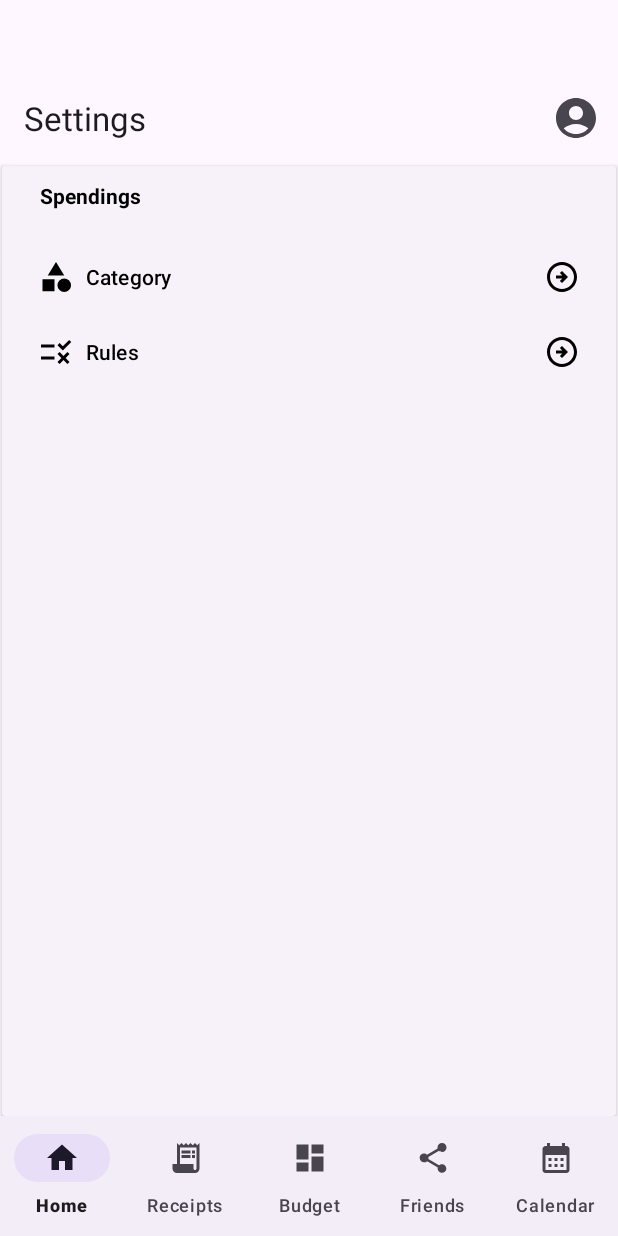
After one commit to ThatJustin/budget-lens, an Android app: the SettingsActivity screen opened directly, with no data from a screen before it, on a phone screen of 412 x 824 dp. The commit adds this screen. Run offline under Robolectric (Android 15) with nearby library versions, the phone set to English and light mode, and no system bars.

Commit message:
feat: Setting page with category and rules button tabs

```diff
--- a/app/build.gradle
+++ b/app/build.gradle
@@ -101,6 +101,7 @@ dependencies {
     implementation 'com.google.code.gson:gson:2.8.9'
     implementation 'com.github.bumptech.glide:glide:4.14.2'
     implementation 'com.android.car.ui:car-ui-lib:2.0.0'
+    implementation 'androidx.appcompat:appcompat:1.5.1'
     annotationProcessor 'com.github.bumptech.glide:compiler:4.14.2'
     implementation 'androidx.test.ext:junit-ktx:1.1.3'
 
--- a/app/src/main/AndroidManifest.xml
+++ b/app/src/main/AndroidManifest.xml
@@ -84,6 +84,13 @@
                 android:value="" />
         </activity>
         <activity
+            android:name=".settings.SettingsActivity"
+            android:exported="true">
+            <meta-data
+                android:name="android.app.lib_name"
+                android:value="" />
+        </activity>
+        <activity
             android:name=".login.password_reset.NewPasswordActivity"
             android:exported="true">
             <meta-data
--- a/app/src/main/java/com/codenode/budgetlens/common/ActivityName.kt
+++ b/app/src/main/java/com/codenode/budgetlens/common/ActivityName.kt
@@ -1,5 +1,5 @@
 package com.codenode.budgetlens.common
 
 enum class ActivityName {
-    HOME, RECEIPTS, BUDGET, FRIENDS, CALENDAR
+    HOME, RECEIPTS, BUDGET, FRIENDS, CALENDAR, SETTINGS
 }
--- a/app/src/main/java/com/codenode/budgetlens/common/CommonComponents.kt
+++ b/app/src/main/java/com/codenode/budgetlens/common/CommonComponents.kt
@@ -16,6 +16,7 @@ import com.codenode.budgetlens.data.UserProfile
 import com.codenode.budgetlens.home.HomePageActivity
 import com.codenode.budgetlens.login.LoginActivity
 import com.codenode.budgetlens.receipts.ReceiptsListPageActivity
+import com.codenode.budgetlens.settings.SettingsActivity
 import com.google.android.material.appbar.MaterialToolbar
 import com.google.android.material.bottomnavigation.BottomNavigationView
 import okhttp3.*
@@ -152,6 +153,12 @@ class CommonComponents {
                         }
                         true
                     }
+                    R.id.settings -> {
+                        val intent: Intent = Intent(context, SettingsActivity::class.java)
+                        context.startActivity(intent)
+                        BearerToken.getToken(context)
+                        true
+                    }
                     R.id.logout -> {
                         val intent: Intent = Intent(context, LoginActivity::class.java)
 
--- /dev/null
+++ b/app/src/main/java/com/codenode/budgetlens/settings/SettingsActivity.kt
@@ -0,0 +1,26 @@
+package com.codenode.budgetlens.settings
+
+import androidx.appcompat.app.AppCompatActivity
+import android.os.Bundle
+import androidx.activity.OnBackPressedCallback
+import com.codenode.budgetlens.R
+import com.codenode.budgetlens.common.ActivityName
+import com.codenode.budgetlens.common.CommonComponents
+
+class SettingsActivity : AppCompatActivity() {
+    override fun onCreate(savedInstanceState: Bundle?) {
+        super.onCreate(savedInstanceState)
+        setContentView(R.layout.activity_settings)
+
+        CommonComponents.handleTopAppBar(this.window.decorView, this, layoutInflater)
+        CommonComponents.handleNavigationBar(ActivityName.SETTINGS, this, this.window.decorView)
+//
+//        onBackPressedDispatcher.addCallback(
+//            this /* lifecycle owner */,
+//            object : OnBackPressedCallback(true) {
+//                override fun handleOnBackPressed() {
+//                    moveTaskToBack(true)
+//                }
+//            })
+    }
+}
--- /dev/null
+++ b/app/src/main/res/drawable/ic_baseline_category_24.xml
@@ -0,0 +1,7 @@
+<vector android:height="24dp" android:tint="#000000"
+    android:viewportHeight="24" android:viewportWidth="24"
+    android:width="24dp" xmlns:android="http://schemas.android.com/apk/res/android">
+    <path android:fillColor="@android:color/white" android:pathData="M12,2l-5.5,9h11z"/>
+    <path android:fillColor="@android:color/white" android:pathData="M17.5,17.5m-4.5,0a4.5,4.5 0,1 1,9 0a4.5,4.5 0,1 1,-9 0"/>
+    <path android:fillColor="@android:color/white" android:pathData="M3,13.5h8v8H3z"/>
+</vector>
--- /dev/null
+++ b/app/src/main/res/drawable/ic_baseline_rule_24.xml
@@ -0,0 +1,5 @@
+<vector android:autoMirrored="true" android:height="24dp"
+    android:tint="#000000" android:viewportHeight="24"
+    android:viewportWidth="24" android:width="24dp" xmlns:android="http://schemas.android.com/apk/res/android">
+    <path android:fillColor="@android:color/white" android:pathData="M16.54,11L13,7.46l1.41,-1.41l2.12,2.12l4.24,-4.24l1.41,1.41L16.54,11zM11,7H2v2h9V7zM21,13.41L19.59,12L17,14.59L14.41,12L13,13.41L15.59,16L13,18.59L14.41,20L17,17.41L19.59,20L21,18.59L18.41,16L21,13.41zM11,15H2v2h9V15z"/>
+</vector>
--- /dev/null
+++ b/app/src/main/res/drawable/ic_outline_arrow_circle_right_24.xml
@@ -0,0 +1,5 @@
+<vector android:height="24dp" android:tint="#000000"
+    android:viewportHeight="24" android:viewportWidth="24"
+    android:width="24dp" xmlns:android="http://schemas.android.com/apk/res/android">
+    <path android:fillColor="@android:color/white" android:pathData="M22,12c0,-5.52 -4.48,-10 -10,-10C6.48,2 2,6.48 2,12s4.48,10 10,10C17.52,22 22,17.52 22,12zM4,12c0,-4.42 3.58,-8 8,-8c4.42,0 8,3.58 8,8s-3.58,8 -8,8C7.58,20 4,16.42 4,12zM16,12l-4,4l-1.41,-1.41L12.17,13H8v-2h4.17l-1.59,-1.59L12,8L16,12z"/>
+</vector>
--- /dev/null
+++ b/app/src/main/res/layout/activity_settings.xml
@@ -0,0 +1,80 @@
+<?xml version="1.0" encoding="utf-8"?>
+<androidx.constraintlayout.widget.ConstraintLayout xmlns:android="http://schemas.android.com/apk/res/android"
+    xmlns:app="http://schemas.android.com/apk/res-auto"
+    xmlns:tools="http://schemas.android.com/tools"
+    android:layout_width="match_parent"
+    android:layout_height="match_parent"
+    tools:context=".settings.SettingsActivity">
+
+    <com.google.android.material.bottomnavigation.BottomNavigationView
+        android:id="@+id/bottom_navigation"
+        android:layout_width="match_parent"
+        android:layout_height="wrap_content"
+        app:labelVisibilityMode="labeled"
+        app:layout_constraintBottom_toBottomOf="parent"
+        app:layout_constraintEnd_toEndOf="parent"
+        app:layout_constraintStart_toStartOf="parent"
+        app:layout_constraintTop_toTopOf="parent"
+        app:layout_constraintVertical_bias="1.0"
+        app:menu="@menu/bottom_nav_menu" />
+
+    <com.google.android.material.appbar.MaterialToolbar
+        android:id="@+id/topAppBar"
+        android:layout_width="match_parent"
+        android:layout_height="?attr/actionBarSize"
+        android:layout_marginBottom="667dp"
+        app:layout_constraintBottom_toBottomOf="parent"
+        app:layout_constraintEnd_toEndOf="parent"
+        app:layout_constraintStart_toStartOf="parent"
+        app:layout_constraintTop_toTopOf="parent"
+        app:menu="@menu/top_app_bar"
+        app:title="Settings" />
+
+    <androidx.cardview.widget.CardView
+        android:layout_width="409dp"
+        android:layout_height="0dp"
+        android:layout_marginStart="1dp"
+        android:layout_marginEnd="1dp"
+        app:cardBackgroundColor="#f7f2f9"
+        app:layout_constraintBottom_toTopOf="@+id/bottom_navigation"
+        app:layout_constraintEnd_toEndOf="parent"
+        app:layout_constraintStart_toStartOf="parent"
+        app:layout_constraintTop_toBottomOf="@+id/topAppBar" >
+
+        <TextView
+            android:id="@+id/spendings"
+            android:layout_width="190dp"
+            android:layout_height="wrap_content"
+            android:layout_marginStart="25dp"
+            android:layout_marginTop="10dp"
+            android:text="Spendings"
+            android:textColor="#000000"
+            android:textSize="14sp"
+            android:textStyle="bold"/>
+
+        <Button
+            android:id="@+id/category"
+            android:layout_width="match_parent"
+            android:layout_height="wrap_content"
+            android:backgroundTint="#f7f2f9"
+            android:drawableLeft="@drawable/ic_baseline_category_24"
+            android:drawableRight="@drawable/ic_outline_arrow_circle_right_24"
+            android:gravity="center_vertical"
+            android:text="Category"
+            android:textColor="#000000"
+            android:translationY="50dp" />
+
+        <Button
+            android:id="@+id/rules"
+            android:layout_width="match_parent"
+            android:layout_height="wrap_content"
+            android:backgroundTint="#f7f2f9"
+            android:drawableLeft="@drawable/ic_baseline_rule_24"
+            android:drawableRight="@drawable/ic_outline_arrow_circle_right_24"
+            android:gravity="center_vertical"
+            android:text="Rules"
+            android:textColor="#000000"
+            android:translationY="100dp" />
+
+    </androidx.cardview.widget.CardView>
+</androidx.constraintlayout.widget.ConstraintLayout>
--- a/app/src/main/res/menu/top_app_bar.xml
+++ b/app/src/main/res/menu/top_app_bar.xml
@@ -18,6 +18,10 @@
                 android:title="Edit Profile" />
 
             <item
+                android:id="@+id/settings"
+                android:icon="@drawable/car_ui_icon_settings"
+                android:title="Settings" />
+            <item
                 android:id="@+id/logout"
                 android:title="Logout"
                 android:icon="@drawable/ic_baseline_logout_24"/>
--- a/app/src/main/res/values/strings.xml
+++ b/app/src/main/res/values/strings.xml
@@ -35,4 +35,13 @@
     <string name="sort_by">Sort By</string>
     <string name="filter">Filter</string>
     <string name="search">Search</string>
+    <string name="title_activity_settings">settings</string>
+    <!-- Strings used for fragments for navigation -->
+    <string name="first_fragment_label">First Fragment</string>
+    <string name="second_fragment_label">Second Fragment</string>
+    <string name="next">Next</string>
+    <string name="previous">Previous</string>
+
+    <string name="hello_first_fragment">Hello first fragment</string>
+    <string name="hello_second_fragment">Hello second fragment. Arg: %1$s</string>
 </resources>
--- a/app/src/main/res/values/themes.xml
+++ b/app/src/main/res/values/themes.xml
@@ -31,4 +31,10 @@
         <item name="android:windowNoTitle">true</item>
         <item name="android:windowIsFloating">true</item>
     </style>
+    <style name="Theme.BudgetLens.NoActionBar">
+        <item name="windowActionBar">false</item>
+        <item name="windowNoTitle">true</item>
+    </style>
+    <style name="Theme.BudgetLens.AppBarOverlay" parent="ThemeOverlay.AppCompat.Dark.ActionBar" />
+    <style name="Theme.BudgetLens.PopupOverlay" parent="ThemeOverlay.AppCompat.Light" />
 </resources>
```
